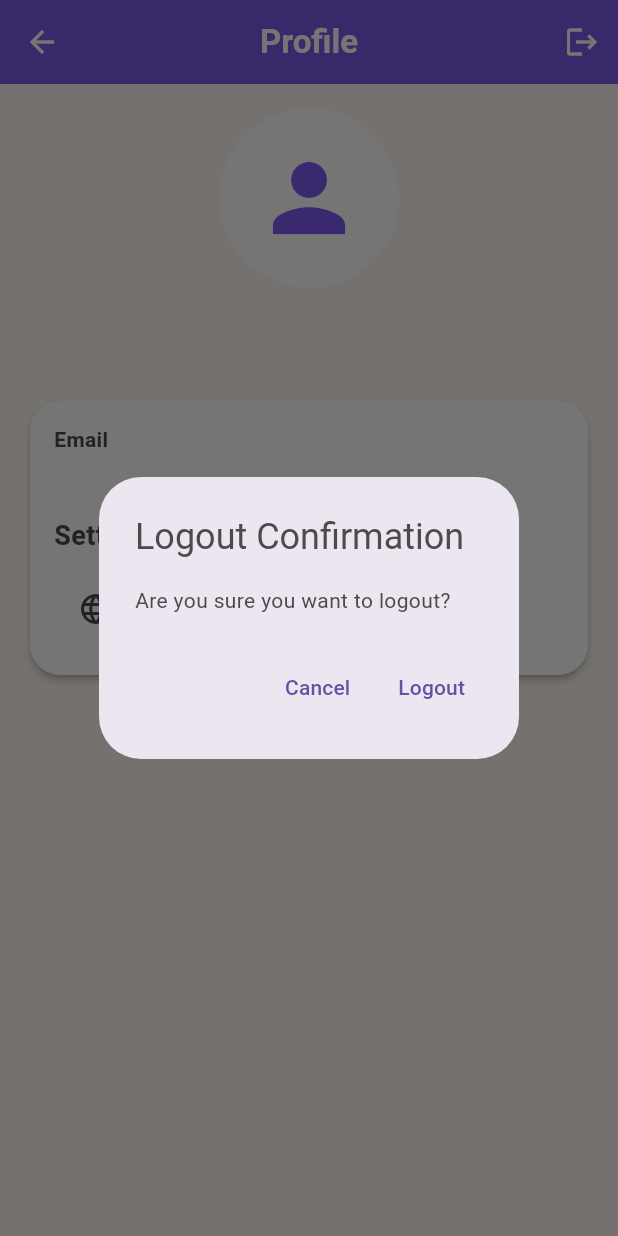
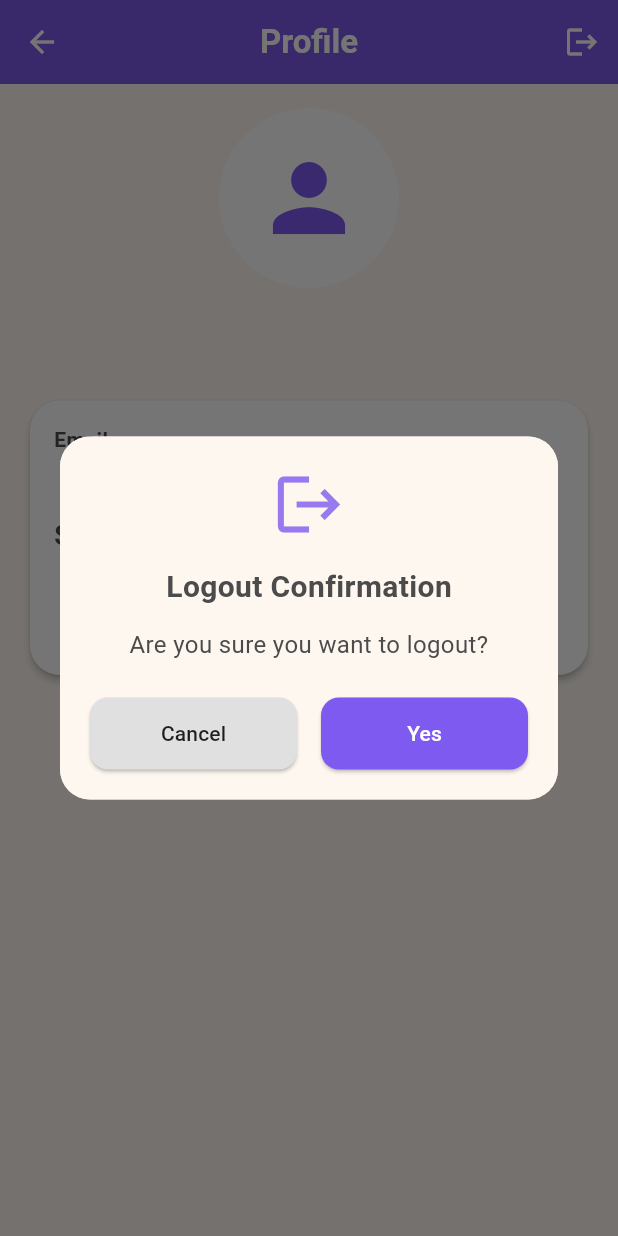
Before and after one commit to ArvinFox/MindfulCradle, a Flutter app: the ProfilePage screen opened directly, after a tap on the "logout" icon, on a phone screen of 412 x 824 dp. Run offline on Flutter 3.47's test engine with Material 3 defaults, Android fonts, the phone set to English and light mode, and no system bars; our stand-ins replace cloud_firestore, firebase_auth, firebase_core, shared_preferences, youtube_player_flutter; accounts and stored records are empty.

Commit message:
Added a custom alert box and a logout

```diff
--- a/lib/screens/profile/profile_page.dart
+++ b/lib/screens/profile/profile_page.dart
@@ -1,4 +1,5 @@
 import 'package:flutter/material.dart';
+import 'package:mamamind/utils/logout_util.dart';
 import 'package:provider/provider.dart';
 import '../../constants/colors.dart';
 import '../../providers/auth_provider.dart';
@@ -23,15 +24,11 @@ class _ProfilePageState extends State<ProfilePage> {
     final user = authProvider.user;
 
     if (authProvider.isInitializing) {
-      return const Scaffold(
-        body: Center(child: CircularProgressIndicator()),
-      );
+      return const Scaffold(body: Center(child: CircularProgressIndicator()));
     }
 
     if (user == null) {
-      return const Scaffold(
-        body: Center(child: Text("User not found")),
-      );
+      return const Scaffold(body: Center(child: Text("User not found")));
     }
 
     return Scaffold(
@@ -53,45 +50,15 @@ class _ProfilePageState extends State<ProfilePage> {
           IconButton(
             icon: const Icon(Icons.logout),
             tooltip: 'Logout',
-            onPressed: () async {
-              final confirmed = await showDialog<bool>(
+            onPressed: () {
+              LogoutUtils.showLogoutDialog(
                 context: context,
-                builder: (_) => AlertDialog(
-                  title: Text(
-                    langProvider.currentLang == 'en'
-                        ? "Logout Confirmation"
-                        : "පිටවීම තහවුරු කිරීම",
-                  ),
-                  content: Text(
-                    langProvider.currentLang == 'en'
-                        ? "Are you sure you want to logout?"
-                        : "ඔබට පිටවීමට කැමතිද?",
-                  ),
-                  actions: [
-                    TextButton(
-                      onPressed: () => Navigator.pop(context, false),
-                      child: Text(
-                        langProvider.currentLang == 'en' ? "Cancel" : "අවලංගු කරන්න",
-                      ),
-                    ),
-                    TextButton(
-                      onPressed: () => Navigator.pop(context, true),
-                      child: Text(
-                        langProvider.currentLang == 'en' ? "Logout" : "පිටවන්න",
-                      ),
-                    ),
-                  ],
-                ),
+                authProvider: authProvider,
+                language: langProvider.currentLang,
+                redirectRoute: '/login',
               );
-
-              if (confirmed ?? false) {
-                await authProvider.logout();
-                if (mounted) {
-                  Navigator.pushReplacementNamed(context, '/login');
-                }
-              }
             },
-          )
+          ),
         ],
       ),
       body: SingleChildScrollView(
@@ -140,15 +107,14 @@ class _ProfilePageState extends State<ProfilePage> {
                       style: const TextStyle(fontWeight: FontWeight.bold),
                     ),
                     const SizedBox(height: 4),
-                    Text(
-                      user.email,
-                      style: TextStyle(color: AppColors.text),
-                    ),
+                    Text(user.email, style: TextStyle(color: AppColors.text)),
                     const SizedBox(height: 16),
                     Text(
                       langProvider.currentLang == 'en' ? "Settings" : "සැකසුම්",
                       style: const TextStyle(
-                          fontSize: 18, fontWeight: FontWeight.bold),
+                        fontSize: 18,
+                        fontWeight: FontWeight.bold,
+                      ),
                     ),
                     const SizedBox(height: 8),
                     ListTile(
@@ -158,11 +124,12 @@ class _ProfilePageState extends State<ProfilePage> {
                       ),
                       trailing: DropdownButtonHideUnderline(
                         child: DropdownButton<String>(
-                          value: langProvider.currentLang == 'en'
-                              ? "en"
-                              : "si",
+                          value: langProvider.currentLang == 'en' ? "en" : "si",
                           items: const [
-                            DropdownMenuItem(value: "en", child: Text("English")),
+                            DropdownMenuItem(
+                              value: "en",
+                              child: Text("English"),
+                            ),
                             DropdownMenuItem(value: "si", child: Text("සිංහල")),
                           ],
                           onChanged: (val) {
--- /dev/null
+++ b/lib/utils/logout_util.dart
@@ -0,0 +1,95 @@
+// utils/logout_utils.dart
+import 'package:flutter/material.dart';
+import '../constants/colors.dart';
+import '../providers/auth_provider.dart';
+
+class LogoutUtils {
+  static Future<void> showLogoutDialog({
+    required BuildContext context,
+    required AuthProvider authProvider,
+    required String language, // 'en' or 'si'
+    String? redirectRoute,    // e.g., '/login'
+  }) async {
+    final confirmed = await showDialog<bool>(
+      context: context,
+      barrierDismissible: false,
+      builder: (ctx) {
+        return Dialog(
+          shape:
+              RoundedRectangleBorder(borderRadius: BorderRadius.circular(20)),
+          child: Container(
+            padding: const EdgeInsets.all(20),
+            decoration: BoxDecoration(
+              color: AppColors.background,
+              borderRadius: BorderRadius.circular(20),
+            ),
+            child: Column(
+              mainAxisSize: MainAxisSize.min,
+              children: [
+                Icon(Icons.logout,
+                    size: 50, color: AppColors.primary.withOpacity(0.8)),
+                const SizedBox(height: 16),
+                Text(
+                  language == 'en'
+                      ? "Logout Confirmation"
+                      : "පිටවීම තහවුරු කිරීම",
+                  style: TextStyle(
+                      fontSize: 20,
+                      fontWeight: FontWeight.bold,
+                      color: AppColors.text),
+                ),
+                const SizedBox(height: 12),
+                Text(
+                  language == 'en'
+                      ? "Are you sure you want to logout?"
+                      : "ඔබට පිටවීමට කැමතිද?",
+                  style: TextStyle(fontSize: 16, color: AppColors.text),
+                  textAlign: TextAlign.center,
+                ),
+                const SizedBox(height: 24),
+                Row(
+                  children: [
+                    Expanded(
+                      child: ElevatedButton(
+                        style: ElevatedButton.styleFrom(
+                          backgroundColor: Colors.grey[300],
+                          foregroundColor: Colors.black87,
+                          padding: const EdgeInsets.symmetric(vertical: 14),
+                          shape: RoundedRectangleBorder(
+                              borderRadius: BorderRadius.circular(12)),
+                        ),
+                        onPressed: () => Navigator.pop(ctx, false),
+                        child: Text(language == 'en' ? "Cancel" : "අවලංගු කරන්න"),
+                      ),
+                    ),
+                    const SizedBox(width: 16),
+                    Expanded(
+                      child: ElevatedButton(
+                        style: ElevatedButton.styleFrom(
+                          backgroundColor: AppColors.primary,
+                          foregroundColor: Colors.white,
+                          padding: const EdgeInsets.symmetric(vertical: 14),
+                          shape: RoundedRectangleBorder(
+                              borderRadius: BorderRadius.circular(12)),
+                        ),
+                        onPressed: () => Navigator.pop(ctx, true),
+                        child: Text(language == 'en' ? "Yes" : "ඔව්"),
+                      ),
+                    ),
+                  ],
+                )
+              ],
+            ),
+          ),
+        );
+      },
+    );
+
+    if (confirmed ?? false) {
+      await authProvider.logout();
+      if (redirectRoute != null && context.mounted) {
+        Navigator.pushReplacementNamed(context, redirectRoute);
+      }
+    }
+  }
+}
```
Also changed, not shown: lib/screens/home/home_page.dart (+8 -29 lines), lib/screens/questionnaires/pws18_questionnaire.dart (+14 -28 lines), lib/utils/custom_alert.dart (added, +94 -0 lines), lib/utils/helpers.dart (line endings or trailing spaces).
